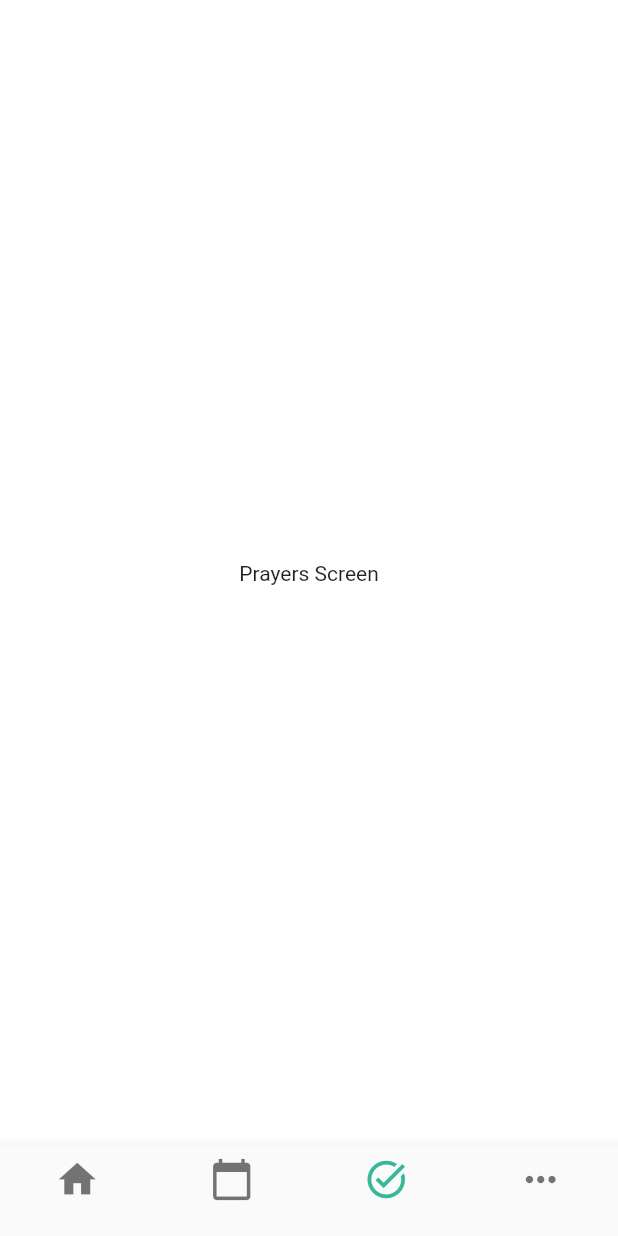
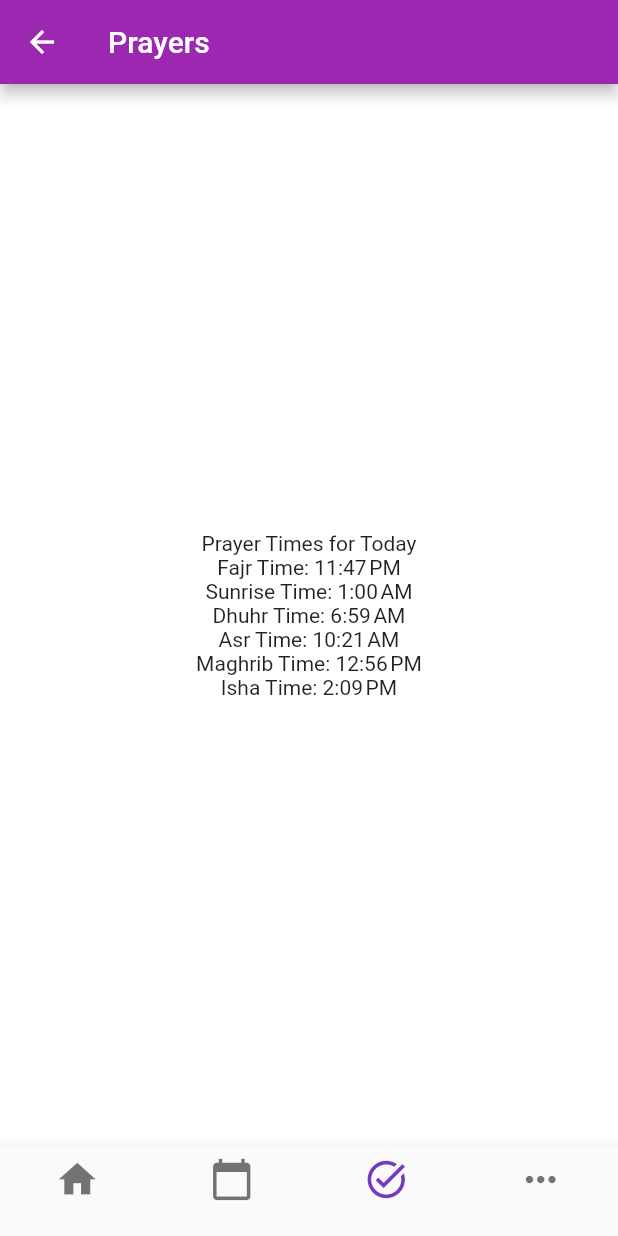
Before and after one commit to kasmasoft/ProjectGroup2, a Flutter app: the HomeScreen screen opened directly, item 3 of the bottom bar chosen, on a phone screen of 412 x 824 dp. Run offline on Flutter 3.47's test engine with Material 2 defaults, Android fonts, the phone set to English and light mode, and no system bars; our stand-ins replace adhan, firebase_auth, firebase_core, firebase_database, hijri; accounts and stored records are empty; network calls fail.

Commit message:
sprint 5

```diff
--- /dev/null
+++ b/lib/helpers/prayerTimes.dart
@@ -0,0 +1,38 @@
+// List<String> getPrayerTimes() {
+//   final List<String> prayerTimeList;
+//   final myCoordinates =
+//       Coordinates(19.29209743677179, 72.85928629201034); // My location
+//   final params = CalculationMethod.karachi.getParameters();
+//   params.madhab = Madhab.hanafi;
+//   final prayerTimes = PrayerTimes.today(myCoordinates, params);
+//   print(
+//       "---Today's Prayer Times in Your Local Timezone(${prayerTimes.fajr.timeZoneName})---");
+//   print('Fajr ' + DateFormat.jm().format(prayerTimes.fajr));
+//   print('Sunrise ' + DateFormat.jm().format(prayerTimes.sunrise));
+//   print('Dhuhr ' + DateFormat.jm().format(prayerTimes.dhuhr));
+//   print('Asr ' + DateFormat.jm().format(prayerTimes.asr));
+//   print('Maghrib ' + DateFormat.jm().format(prayerTimes.maghrib));
+//   print('Isha' + DateFormat.jm().format(prayerTimes.isha));
+
+//   return prayerTimeList;
+// }
+
+// ignore_for_file: import_of_legacy_library_into_null_safe
+import 'package:adhan/adhan.dart';
+import 'package:intl/intl.dart';
+
+final Map<String, String> prayers = {};
+
+void getPrayerTimes() {
+  final myCoordinates =
+      Coordinates(19.29209743677179, 72.85928629201034); // My location
+  final params = CalculationMethod.karachi.getParameters();
+  params.madhab = Madhab.hanafi;
+  final prayerTimes = PrayerTimes.today(myCoordinates, params);
+  prayers['fajr'] = DateFormat.jm().format(prayerTimes.fajr);
+  prayers['sunrise'] = DateFormat.jm().format(prayerTimes.sunrise);
+  prayers['dhuhr'] = DateFormat.jm().format(prayerTimes.dhuhr);
+  prayers['asr'] = DateFormat.jm().format(prayerTimes.asr);
+  prayers['maghrib'] = DateFormat.jm().format(prayerTimes.maghrib);
+  prayers['isha'] = DateFormat.jm().format(prayerTimes.isha);
+}
--- a/lib/net/flutterfire.dart
+++ b/lib/net/flutterfire.dart
@@ -4,7 +4,8 @@ import 'package:flutter/material.dart';
 
 class FireAuth {
   static Future<User?> registerUsingEmailPassword({
-    required String name,
+    required String firstName,
+    required String lastName,
     required String email,
     required String password,
   }) async {
@@ -17,7 +18,7 @@ class FireAuth {
       );
       user = userCredential.user;
       // ignore: deprecated_member_use
-      await user!.updateProfile(displayName: name);
+      await user!.updateProfile(displayName: firstName+ " " + lastName);
       await user.reload();
       user = auth.currentUser;
     } on FirebaseAuthException catch (e) {
--- /dev/null
+++ b/lib/net/map.dart
@@ -0,0 +1,4 @@
+// import 'package:location/location.dart';
+
+// LocationData _currentPosition;
+// String _address,_dateTime;
--- /dev/null
+++ b/lib/routes.dart
@@ -0,0 +1,25 @@
+import 'package:flutter/widgets.dart';
+import '/screens/calendar.dart';
+import '/screens/forgot_password.dart';
+import '/screens/prayers.dart';
+import '/screens/profile.dart';
+import '/screens/Home_screen.dart';
+import '/screens/more.dart';
+import '/screens/register_screen.dart';
+import '/screens/login_screen.dart';
+
+import '/screens/splash/splash_screen.dart';
+
+// We use name route
+// All our routes will be available here
+final Map<String, WidgetBuilder> routes = {
+  SplashScreen.routeName: (context) => SplashScreen(),
+  LoginScreen.routeName: (context) => LoginScreen(),
+  RegisterScreen.routeName: (context) => RegisterScreen(),
+  HomeScreen.routeName: (context) => HomeScreen(),
+  More.routeName: (context) => More(),
+  ForgotPassword.routeName: (context) => ForgotPassword(),
+  Calendar.routeName: (context) => Calendar(),
+  Prayers.routeName: (context) => Prayers(),
+  UserProfile.routeName: (context) => UserProfile(),
+};
--- a/lib/screens/Home_screen.dart
+++ b/lib/screens/Home_screen.dart
@@ -2,11 +2,12 @@ import 'package:flutter/material.dart';
 import 'prayers.dart';
 import 'calendar.dart';
 import '../widgets/home.dart';
-import '../widgets/more.dart';
+import 'more.dart';
 
 class HomeScreen extends StatefulWidget {
   const HomeScreen({Key? key}) : super(key: key);
 
+  static String routeName = "/";
   @override
   _HomeScreenState createState() => _HomeScreenState();
 }
--- a/lib/screens/forgot_password.dart
+++ b/lib/screens/forgot_password.dart
@@ -3,6 +3,7 @@ import 'package:firebase_auth/firebase_auth.dart';
 import 'package:prayer_time_application/net/validator.dart';
 
 class ForgotPassword extends StatelessWidget {
+  static String routeName = "/forgot";
   final _forgotformKey = GlobalKey<FormState>();
   final _auth = FirebaseAuth.instance;
 
--- a/lib/widgets/more.dart
+++ b/lib/screens/more.dart
@@ -1,6 +1,8 @@
 import 'package:flutter/material.dart';
 
 class More extends StatelessWidget {
+  static String routeName = "/more";
+
   @override
   Widget build(BuildContext context) {
     return SingleChildScrollView(
--- a/lib/screens/prayers.dart
+++ b/lib/screens/prayers.dart
@@ -1,17 +1,69 @@
 import 'package:flutter/material.dart';
+// ignore: import_of_legacy_library_into_null_safe
+import 'package:adhan/adhan.dart';
+import 'package:intl/intl.dart';
 
 class Prayers extends StatefulWidget {
-  const Prayers({ Key? key }) : super(key: key);
+  const Prayers({Key? key}) : super(key: key);
+  static String routeName = "/prayers";
 
   @override
   _PrayersState createState() => _PrayersState();
 }
 
 class _PrayersState extends State<Prayers> {
+  late PrayerTimes prayerTimes;
+
+  @override
+  void initState() {
+    prayerTimes = PrayerTimes(
+              Coordinates(19.29209743677179, 72.85928629201034),
+              DateComponents.from(DateTime.now()),
+              CalculationMethod.karachi.getParameters());
+    super.initState();
+  }
+
   @override
   Widget build(BuildContext context) {
-    return Center(
-      child: Text("Prayers Screen"),
-    );
+    return Scaffold(
+      appBar: AppBar(
+        // Here we take the value from the MyHomePage object that was created by
+        // the App.build method, and use it to set our appbar title.
+        title: Text("Prayers"),
+      ),
+      body: Center(
+        child: Column(
+          mainAxisAlignment: MainAxisAlignment.center,
+          children: <Widget>[
+            Builder(
+              builder: (BuildContext context) {
+                if (prayerTimes != null) {
+                  return Column(
+                    children: [
+                      Text(
+                        'Prayer Times for Today',
+                        textAlign: TextAlign.center,
+                      ),
+                      Text('Fajr Time: ' +
+                          DateFormat.jm().format(prayerTimes.fajr)),
+                      Text('Sunrise Time: ' +
+                          DateFormat.jm().format(prayerTimes.sunrise)),
+                      Text('Dhuhr Time: ' +
+                          DateFormat.jm().format(prayerTimes.dhuhr)),
+                      Text('Asr Time: ' +
+                          DateFormat.jm().format(prayerTimes.asr)),
+                      Text('Maghrib Time: ' +
+                          DateFormat.jm().format(prayerTimes.maghrib)),
+                      Text('Isha Time: ' +
+                          DateFormat.jm().format(prayerTimes.isha)),
+                    ],
+                  );
+                }
+                return Text('Waiting for Your Location...');
+              },
+            )
+          ],
+        ),
+      ));
   }
 }
--- a/lib/screens/profile.dart
+++ b/lib/screens/profile.dart
@@ -3,6 +3,7 @@ import 'package:firebase_database/firebase_database.dart';
 
 class UserProfile extends StatefulWidget {
   const UserProfile({Key? key}) : super(key: key);
+  static String routeName = "/profile";
 
   @override
   _UserProfileState createState() => _UserProfileState();
@@ -11,8 +12,6 @@ class UserProfile extends StatefulWidget {
 class _UserProfileState extends State<UserProfile> {
   final database = FirebaseDatabase.instance.reference();
 
-
-
   @override
   Widget build(BuildContext context) {
     return Container();
```
Also changed, not shown: lib/helpers/gregorian.dart (added, +22 -0 lines), lib/helpers/hijri.dart (added, +21 -0 lines), lib/main.dart (+6 -21 lines), lib/net/validator.dart (+12 -2 lines), lib/screens/calendar.dart (+8 -1 lines), lib/screens/login_screen.dart (+6 -25 lines), lib/screens/register_screen.dart (+29 -17 lines), lib/screens/splash/body.dart (+8 -1 lines), lib/widgets/home.dart (+27 -8 lines), pubspec.yaml (+8 -2 lines), pubspec.lock, 1 other file.
